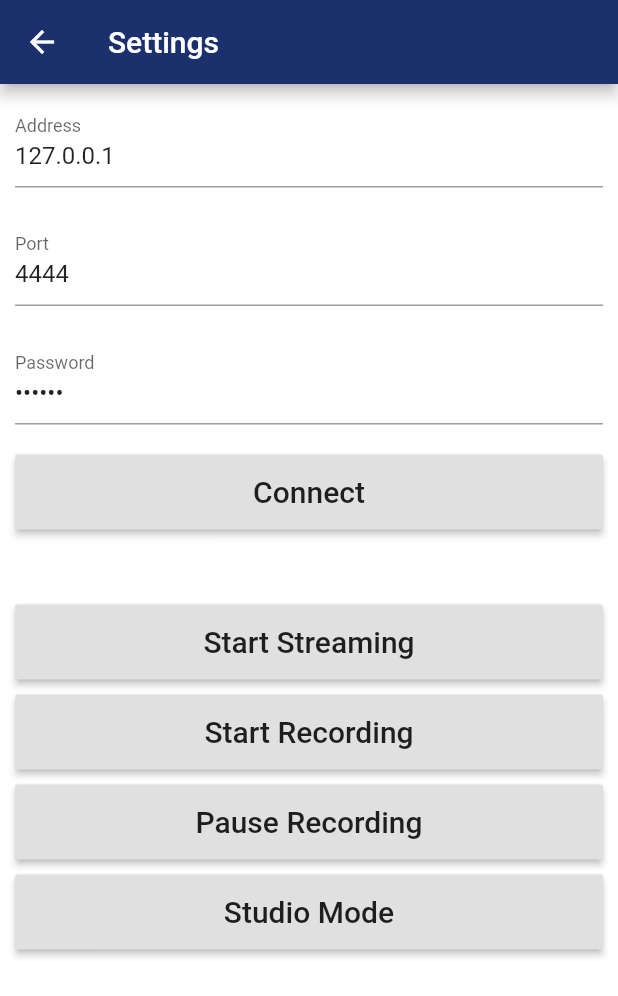
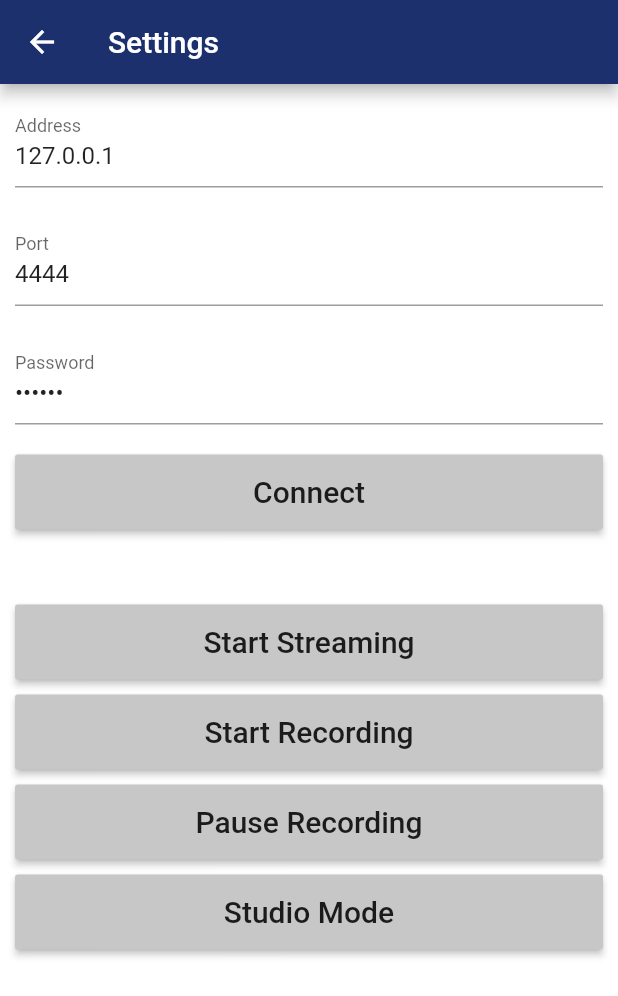
Before and after one commit to renannoronha/obs_deck, a Flutter app: the screen it shows after launch, after a tap on an icon or button, on a phone screen of 412 x 824 dp. Shown: the top 996 px of the screen. Run offline on Flutter 3.47's test engine with Material 2 defaults, Android fonts, the light colour scheme and no system bars; our stand-ins replace flutter_redux, font_awesome_flutter, redux, shared_preferences; network calls fail.

Commit message:
fixed colors for cupertino

```diff
--- a/lib/redux/settings/settings_state.dart
+++ b/lib/redux/settings/settings_state.dart
@@ -48,19 +48,19 @@ class SettingsState {
   factory SettingsState.initial({String addr, String pt, String pass}) {
     return SettingsState(
       connectButtonLabel: 'Connect',
-      connectButtonColor: Colors.grey[300],
+      connectButtonColor: Color.fromRGBO(199, 199, 199, 1),
       connect: false,
       streamButtonLabel: 'Start Streaming',
-      streamButtonColor: Colors.grey[300],
+      streamButtonColor: Color.fromRGBO(199, 199, 199, 1),
       stream: false,
       recordButtonLabel: 'Start Recording',
-      recordButtonColor: Colors.grey[300],
+      recordButtonColor: Color.fromRGBO(199, 199, 199, 1),
       record: false,
       pauseButtonLabel: 'Pause Recording',
-      pauseButtonColor: Colors.grey[300],
+      pauseButtonColor: Color.fromRGBO(199, 199, 199, 1),
       pause: false,
       studioButtonLabel: 'Studio Mode',
-      studioButtonColor: Colors.grey[300],
+      studioButtonColor: Color.fromRGBO(199, 199, 199, 1),
       studioMode: false,
       address: TextEditingController(text: addr ?? '127.0.0.1'),
       port: TextEditingController(text: pt ?? '4444'),
```
Also changed, not shown: lib/cupertino/button.dart (+8 -8 lines), lib/redux/settings/settings_reducer.dart (+15 -6 lines).
